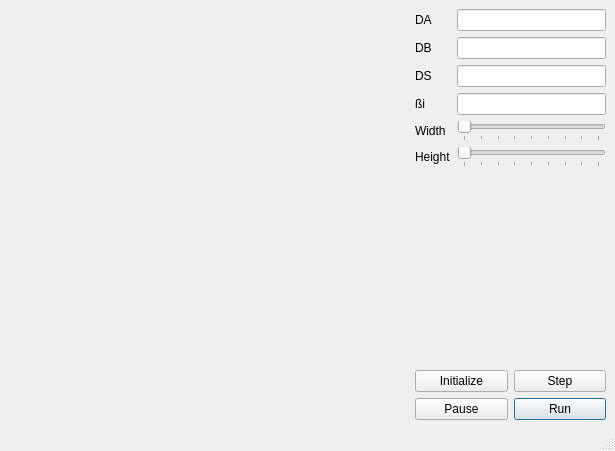
thomasdeniau/pyfauxfur, file MainWindow.ui: the form before one commit.
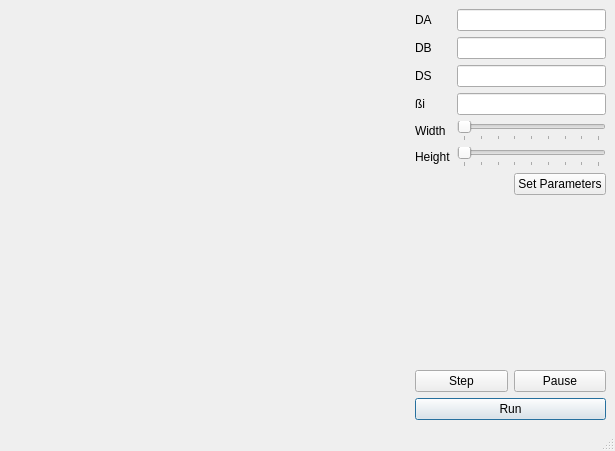
The form after the commit. Custom widgets are drawn as their Qt base class.

Commit message: Change the GUI layout, Pause and Run mutually exclusive, move to QThread

```diff
--- a/MainWindow.ui
+++ b/MainWindow.ui
@@ -122,6 +122,30 @@
         </item>
        </layout>
       </item>
+      <item>
+       <layout class="QHBoxLayout" name="horizontalLayout_3" >
+        <item>
+         <spacer name="horizontalSpacer" >
+          <property name="orientation" >
+           <enum>Qt::Horizontal</enum>
+          </property>
+          <property name="sizeHint" stdset="0" >
+           <size>
+            <width>40</width>
+            <height>20</height>
+           </size>
+          </property>
+         </spacer>
+        </item>
+        <item>
+         <widget class="QPushButton" name="initButton" >
+          <property name="text" >
+           <string>Set Parameters</string>
+          </property>
+         </widget>
+        </item>
+       </layout>
+      </item>
       <item>
        <spacer name="verticalSpacer" >
         <property name="orientation" >
@@ -137,13 +161,6 @@
       </item>
       <item>
        <layout class="QHBoxLayout" name="horizontalLayout_5" >
-        <item>
-         <widget class="QPushButton" name="initButton" >
-          <property name="text" >
-           <string>Initialize</string>
-          </property>
-         </widget>
-        </item>
         <item>
          <widget class="QPushButton" name="stepButton" >
           <property name="text" >
@@ -151,10 +168,6 @@
           </property>
          </widget>
         </item>
-       </layout>
-      </item>
-      <item>
-       <layout class="QHBoxLayout" name="horizontalLayout_2" >
         <item>
          <widget class="QPushButton" name="pauseButton" >
           <property name="text" >
@@ -162,6 +175,10 @@
           </property>
          </widget>
         </item>
+       </layout>
+      </item>
+      <item>
+       <layout class="QHBoxLayout" name="horizontalLayout_2" >
         <item>
          <widget class="QPushButton" name="runButton" >
           <property name="text" >
```
The commit also changes 1 other file.
